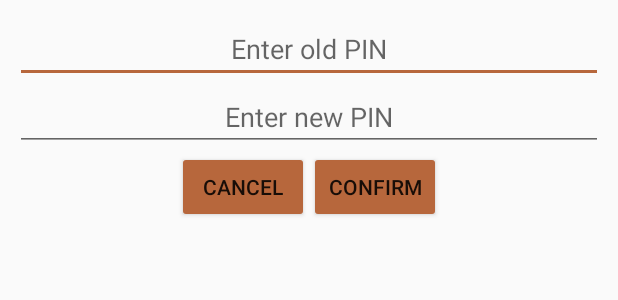
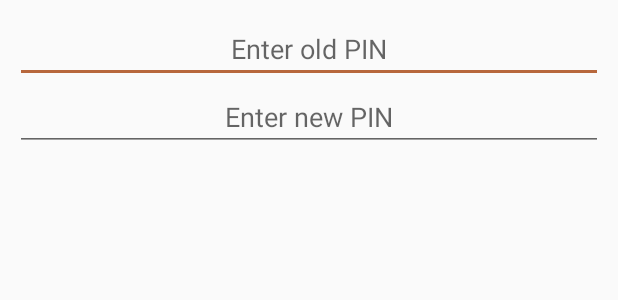
Before and after one commit to waldow90/EncryptoMobile, an Android app: the layout dialog_change_pin.xml on its own in the app's theme, with its tools: preview values and no code run, on a phone screen of 412 x 824 dp. Shown: the top 300 px of the screen. Run offline under Robolectric (Android 15) with nearby library versions, the phone set to English and light mode, and no system bars.

```diff
--- a/Encrypto/app/src/main/res/layout/dialog_change_pin.xml
+++ b/Encrypto/app/src/main/res/layout/dialog_change_pin.xml
@@ -24,28 +24,4 @@
         android:inputType="numberPassword"
         android:textAlignment="center" />
 
-    <LinearLayout
-        android:layout_width="match_parent"
-        android:layout_height="wrap_content"
-        android:gravity="center"
-        android:orientation="horizontal">
-
-        <Button
-            android:id="@+id/button_changedialog_cancel"
-            android:layout_width="wrap_content"
-            android:layout_height="wrap_content"
-            android:backgroundTint="@color/colorAccent"
-            android:text="@string/cancel"
-            tools:ignore="ButtonStyle" />
-
-        <Button
-            android:id="@+id/button_changedialog_confirm"
-            android:layout_width="wrap_content"
-            android:layout_height="wrap_content"
-            android:backgroundTint="@color/colorAccent"
-            android:text="@string/confirm"
-            tools:ignore="ButtonStyle" />
-
-    </LinearLayout>
-
 </LinearLayout>
```
Also changed, not shown: Encrypto/app/src/main/java/com/example/encrypto/classes/ChangePinPreference.kt (+37 -23 lines), Encrypto/app/src/main/java/com/example/encrypto/classes/ConfirmPinDialog.kt (+6 -2 lines).
